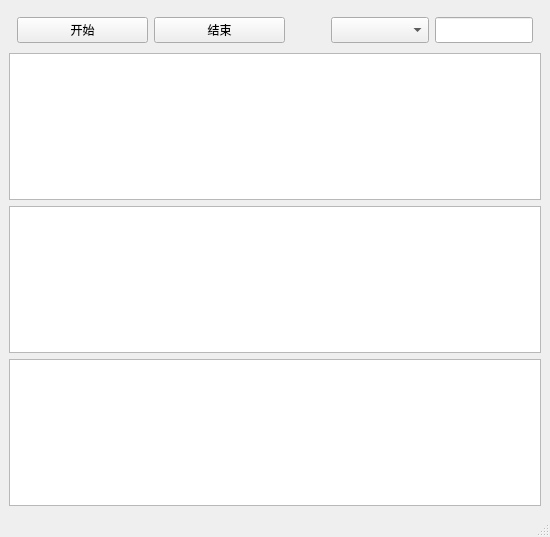
The window that gui/mainwindow.ui (hypertseng/toysniffer) describes before a commit, drawn with Qt 5.
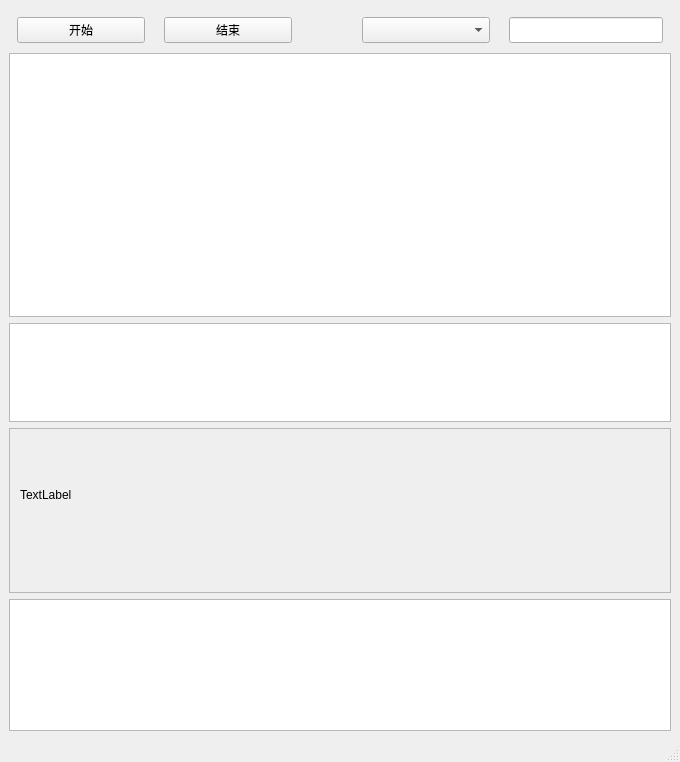
The same window after the commit.

```diff
--- a/gui/mainwindow.ui
+++ b/gui/mainwindow.ui
@@ -6,8 +6,8 @@
    <rect>
     <x>0</x>
     <y>0</y>
-    <width>550</width>
-    <height>537</height>
+    <width>680</width>
+    <height>762</height>
    </rect>
   </property>
   <property name="sizePolicy">
@@ -28,7 +28,7 @@
    </property>
    <layout class="QVBoxLayout" name="verticalLayout_2">
     <item>
-     <layout class="QVBoxLayout" name="verticalLayout">
+     <layout class="QVBoxLayout" name="verticalLayout" stretch="2,8,3,5,4">
       <item>
        <widget class="QWidget" name="toolBarWidget" native="true">
         <property name="sizePolicy">
@@ -37,7 +37,7 @@
           <verstretch>0</verstretch>
          </sizepolicy>
         </property>
-        <layout class="QHBoxLayout" name="horizontalLayout" stretch="4,4,0,3,3">
+        <layout class="QHBoxLayout" name="horizontalLayout" stretch="10,1,10,5,10,1,12">
          <property name="leftMargin">
           <number>8</number>
          </property>
@@ -63,6 +63,19 @@
            </property>
           </widget>
          </item>
+         <item>
+          <spacer name="horizontalSpacer_2">
+           <property name="orientation">
+            <enum>Qt::Orientation::Horizontal</enum>
+           </property>
+           <property name="sizeHint" stdset="0">
+            <size>
+             <width>40</width>
+             <height>20</height>
+            </size>
+           </property>
+          </spacer>
+         </item>
          <item>
           <widget class="QPushButton" name="stopCaptureButton">
            <property name="sizePolicy">
@@ -99,6 +112,19 @@
            </property>
           </widget>
          </item>
+         <item>
+          <spacer name="horizontalSpacer_3">
+           <property name="orientation">
+            <enum>Qt::Orientation::Horizontal</enum>
+           </property>
+           <property name="sizeHint" stdset="0">
+            <size>
+             <width>40</width>
+             <height>20</height>
+            </size>
+           </property>
+          </spacer>
+         </item>
          <item>
           <widget class="QLineEdit" name="filterLineEdit">
            <property name="sizePolicy">
@@ -113,15 +139,54 @@
        </widget>
       </item>
       <item>
-       <layout class="QHBoxLayout" name="horizontalLayout_2" stretch="2">
-        <item>
-         <widget class="QTableView" name="packetTableView"/>
-        </item>
-       </layout>
+       <widget class="QTableView" name="packetTableView"/>
       </item>
       <item>
        <widget class="QTreeView" name="protocolTreeView"/>
       </item>
+      <item>
+       <widget class="QScrollArea" name="scrollArea">
+        <property name="widgetResizable">
+         <bool>true</bool>
+        </property>
+        <widget class="QWidget" name="scrollAreaWidgetContents">
+         <property name="geometry">
+          <rect>
+           <x>0</x>
+           <y>0</y>
+           <width>652</width>
+           <height>146</height>
+          </rect>
+         </property>
+         <widget class="QWidget" name="">
+          <property name="geometry">
+           <rect>
+            <x>10</x>
+            <y>10</y>
+            <width>631</width>
+            <height>111</height>
+           </rect>
+          </property>
+          <layout class="QHBoxLayout" name="horizontalLayout_2" stretch="3,1">
+           <item>
+            <widget class="QLabel" name="rawDataHexLabel">
+             <property name="text">
+              <string>TextLabel</string>
+             </property>
+            </widget>
+           </item>
+           <item>
+            <widget class="QLabel" name="rawDataAsciiLabel">
+             <property name="text">
+              <string/>
+             </property>
+            </widget>
+           </item>
+          </layout>
+         </widget>
+        </widget>
+       </widget>
+      </item>
       <item>
        <widget class="QTextEdit" name="logTextEdit"/>
       </item>
```
Left out of the diff: 2 changed lines with no effect on the pictures.
